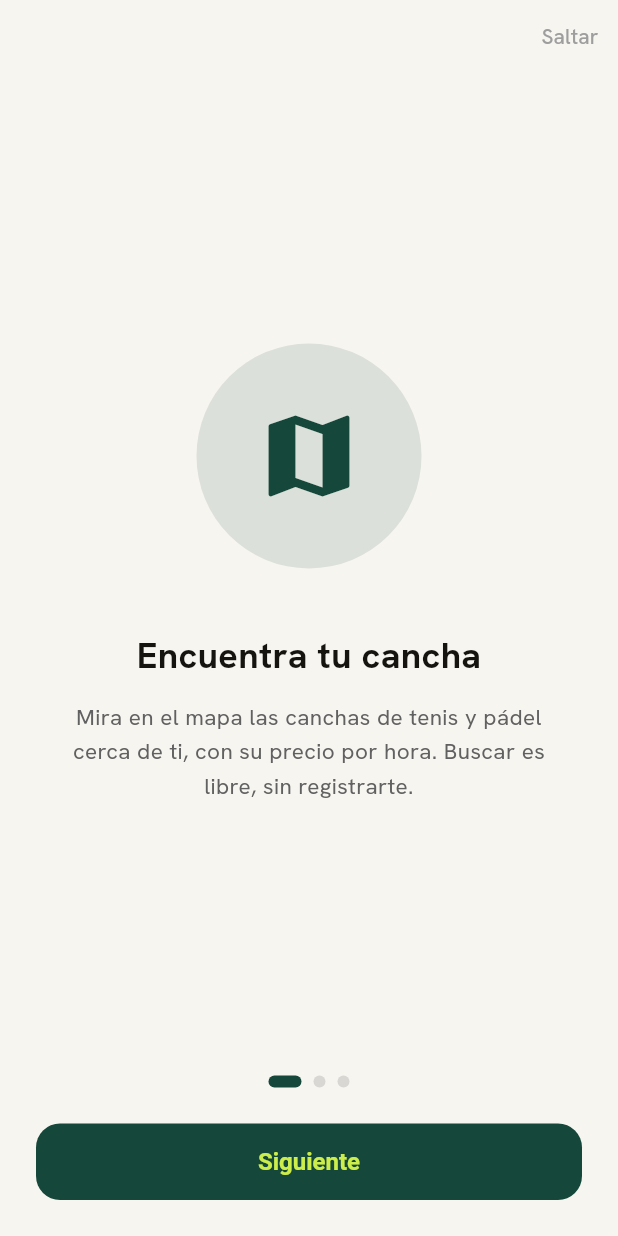
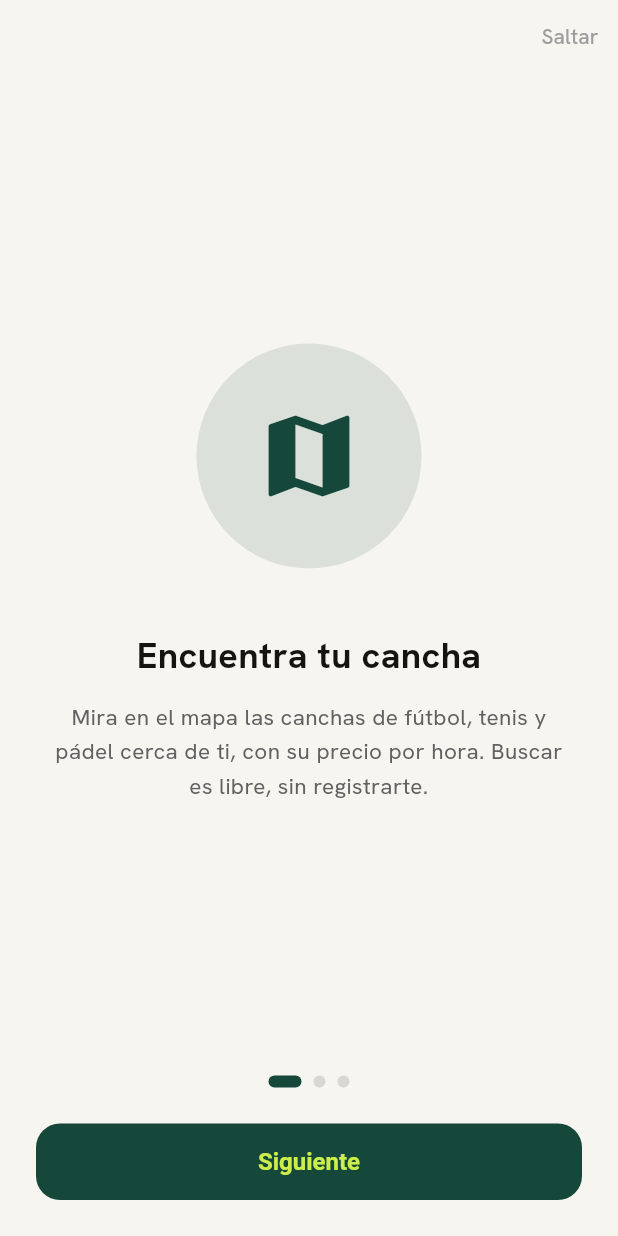
Before and after one commit to dcalagua/canchas-app-lima, a Flutter app: the screen it shows after launch, on a phone screen of 412 x 824 dp. Run offline on Flutter 3.47's test engine with Material 3 defaults, Android fonts, the phone set to English and light mode, and no system bars; our stand-ins replace geocoding, geolocator, google_fonts, google_maps_flutter, google_sign_in, image_picker and 2 more; accounts and stored records are empty.

Commit message:
Incluir fútbol en alcance: docs consistentes + adenda de plan comercial
- README, pubspec, onboarding y body del Release: 'fútbol, tenis y pádel'
- docs/PLAN_FUTBOL.md: adenda estratégica (posicionamiento frente a ATC)

Co-Authored-By: Claude Opus 4.8 (1M context) <noreply@anthropic.com>
Claude-Session: https://claude.ai/code/session_017fg7ijXuZRX6jvFjZELf83

```diff
--- a/lib/screens/onboarding_screen.dart
+++ b/lib/screens/onboarding_screen.dart
@@ -28,7 +28,7 @@ class _OnboardingScreenState extends State<OnboardingScreen> {
 
   static const _slides = [
     _Slide(Icons.map, verdeCancha, 'Encuentra tu cancha',
-        'Mira en el mapa las canchas de tenis y pádel cerca de ti, con su precio por hora. Buscar es libre, sin registrarte.'),
+        'Mira en el mapa las canchas de fútbol, tenis y pádel cerca de ti, con su precio por hora. Buscar es libre, sin registrarte.'),
     _Slide(Icons.bolt, coral, 'Reserva en segundos',
         'Elige día y hora y asegura tu cancha con una seña. Menos plantones, tu hora garantizada.'),
     _Slide(Icons.groups, arena, 'Arma tu partido',
--- a/pubspec.yaml
+++ b/pubspec.yaml
@@ -1,5 +1,5 @@
 name: canchas_lima
-description: "Pichangol — marketplace de canchas de tenis y pádel en Lima."
+description: "Pichangol — marketplace de canchas de fútbol, tenis y pádel en Lima."
 publish_to: "none"
 version: 0.1.0+1
 
```
Also changed, not shown: 3 other files.
